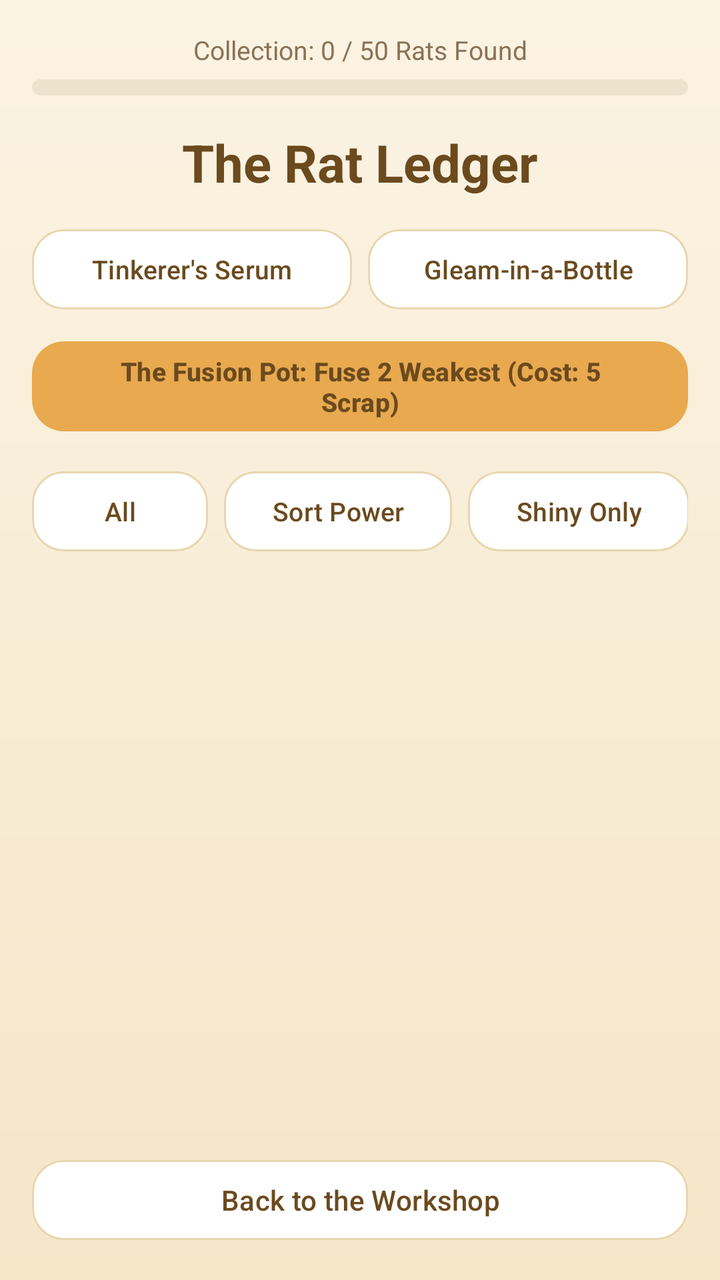
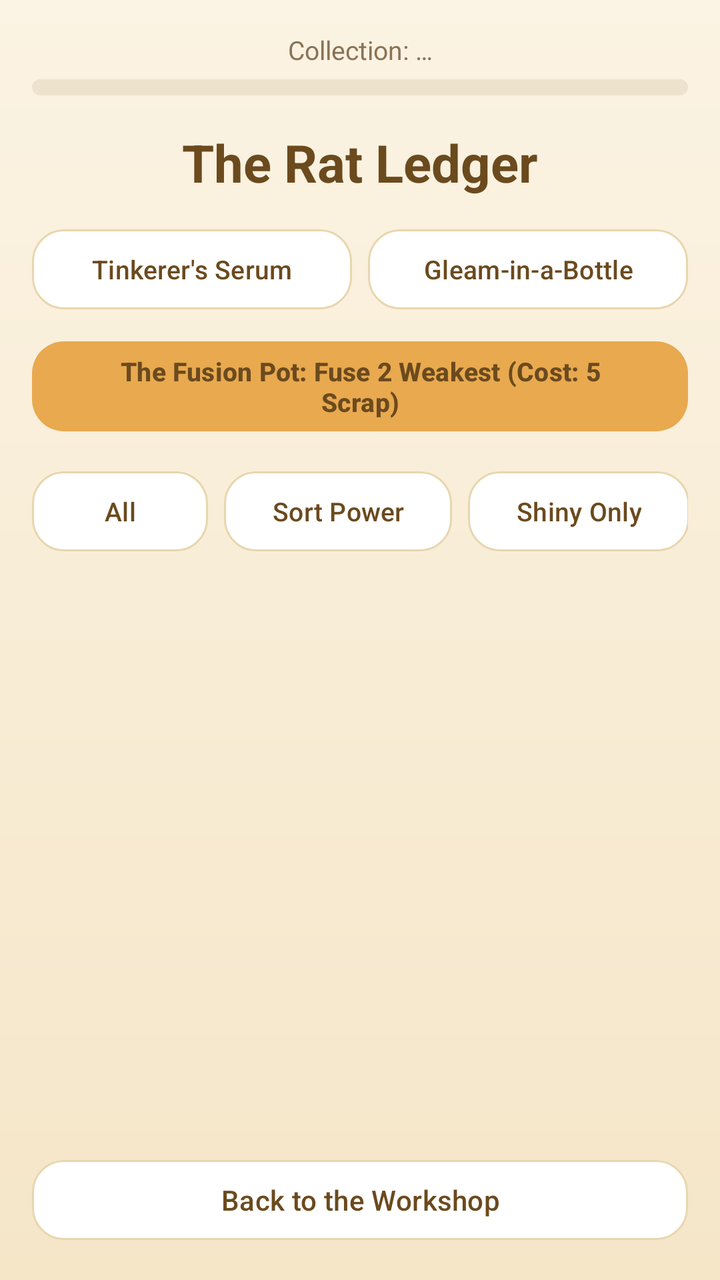

An Android layout rendered at two revisions. The XML below is the earlier revision; the diff shows what the commit changed to produce the second picture.
<!-- AndroidManifest.xml: application theme Theme.RatKingRecon -->
<!-- res/layout/activity_gallery.xml -->
<?xml version="1.0" encoding="utf-8"?>
<LinearLayout xmlns:android="http://schemas.android.com/apk/res/android"
    xmlns:app="http://schemas.android.com/apk/res-auto"
    android:layout_width="match_parent"
    android:layout_height="match_parent"
    android:orientation="vertical"
    android:background="@drawable/bg_app_gradient"
    android:fitsSystemWindows="true">

    <LinearLayout
        android:layout_width="match_parent"
        android:layout_height="wrap_content"
        android:orientation="vertical"
        android:padding="16dp">

        <TextView
            android:id="@+id/collectionText"
            android:layout_width="match_parent"
            android:layout_height="wrap_content"
            android:text="@string/collection_default_text"
            android:textColor="@color/text_muted"
            android:textAlignment="center"
            android:textSize="13sp"
            android:layout_marginBottom="6dp" />

        <ProgressBar
            android:id="@+id/collectionProgress"
            style="?android:attr/progressBarStyleHorizontal"
            android:layout_width="match_parent"
            android:layout_height="8dp"
            android:progressDrawable="@drawable/progress_amber"
            android:max="50"
            android:progress="0" />

    </LinearLayout>

    <TextView
        android:layout_width="match_parent"
        android:layout_height="wrap_content"
        android:text="@string/workshop_title"
        android:textColor="@color/text_primary"
        android:textSize="26sp"
        android:textStyle="bold"
        android:textAlignment="center"
        android:layout_marginHorizontal="16dp"
        android:layout_marginBottom="12dp" />

    <LinearLayout
        android:layout_width="match_parent"
        android:layout_height="wrap_content"
        android:orientation="horizontal"
        android:layout_marginHorizontal="16dp"
        android:layout_marginBottom="8dp">

        <com.google.android.material.button.MaterialButton
            android:id="@+id/mutagenButton"
            android:layout_width="0dp"
            android:layout_height="wrap_content"
            android:layout_weight="1"
            android:text="@string/btn_mutagen"
            android:textAllCaps="false"
            android:textSize="13sp"
            android:textColor="@color/text_primary"
            app:backgroundTint="@color/card_white"
            app:strokeColor="@color/card_border"
            app:strokeWidth="1dp"
            app:cornerRadius="16dp"
            android:layout_marginEnd="8dp" />

        <com.google.android.material.button.MaterialButton
            android:id="@+id/shinyButton"
            android:layout_width="0dp"
            android:layout_height="wrap_content"
            android:layout_weight="1"
            android:text="@string/btn_shiny_polish"
            android:textAllCaps="false"
            android:textSize="13sp"
            android:textColor="@color/text_primary"
            app:backgroundTint="@color/card_white"
            app:strokeColor="@color/card_border"
            app:strokeWidth="1dp"
            app:cornerRadius="16dp" />
    </LinearLayout>

    <com.google.android.material.button.MaterialButton
        android:id="@+id/spliceButton"
        android:layout_width="match_parent"
        android:layout_height="wrap_content"
        android:layout_marginHorizontal="16dp"
        android:layout_marginBottom="12dp"
        android:text="@string/splicing_vat_text"
        android:textAllCaps="false"
        android:textSize="13sp"
        android:textStyle="bold"
        android:textColor="@color/text_primary"
        app:backgroundTint="@color/amber"
        app:cornerRadius="16dp" />

    
    <HorizontalScrollView
        android:layout_width="match_parent"
        android:layout_height="wrap_content"
        android:scrollbars="none"
        android:paddingHorizontal="16dp"
        android:layout_marginBottom="8dp">

        <LinearLayout
            android:layout_width="wrap_content"
            android:layout_height="wrap_content"
            android:orientation="horizontal">

            <com.google.android.material.button.MaterialButton
                android:id="@+id/btnAll"
                android:layout_width="wrap_content"
                android:layout_height="wrap_content"
                android:text="@string/btn_all"
                android:textAllCaps="false"
                android:textSize="13sp"
                android:textColor="@color/text_primary"
                app:backgroundTint="@color/card_white"
                app:strokeColor="@color/card_border"
                app:strokeWidth="1dp"
                app:cornerRadius="16dp"
                android:layout_marginEnd="8dp" />

            <com.google.android.material.button.MaterialButton
                android:id="@+id/btnPower"
                android:layout_width="wrap_content"
                android:layout_height="wrap_content"
                android:text="@string/btn_power"
                android:textAllCaps="false"
                android:textSize="13sp"
                android:textColor="@color/text_primary"
                app:backgroundTint="@color/card_white"
                app:strokeColor="@color/card_border"
                app:strokeWidth="1dp"
                app:cornerRadius="16dp"
                android:layout_marginEnd="8dp" />

            <com.google.android.material.button.MaterialButton
                android:id="@+id/btnShiny"
                android:layout_width="wrap_content"
                android:layout_height="wrap_content"
                android:text="@string/btn_shiny"
                android:textAllCaps="false"
                android:textSize="13sp"
                android:textColor="@color/text_primary"
                app:backgroundTint="@color/card_white"
                app:strokeColor="@color/card_border"
                app:strokeWidth="1dp"
                app:cornerRadius="16dp" />
        </LinearLayout>
    </HorizontalScrollView>

    <ScrollView
        android:layout_width="match_parent"
        android:layout_height="0dp"
        android:layout_weight="1">

        <GridLayout
            android:id="@+id/petGrid"
            android:layout_width="match_parent"
            android:layout_height="wrap_content"
            android:columnCount="3"
            android:alignmentMode="alignBounds"
            android:useDefaultMargins="true"
            android:layout_gravity="center_horizontal" />
    </ScrollView>

    <com.google.android.material.button.MaterialButton
        android:id="@+id/returnToBaseButton"
        android:layout_width="match_parent"
        android:layout_height="wrap_content"
        android:layout_margin="16dp"
        android:text="@string/btn_back_to_workshop"
        android:textAllCaps="false"
        android:textColor="@color/text_primary"
        app:backgroundTint="@color/card_white"
        app:strokeColor="@color/card_border"
        app:strokeWidth="1dp"
        app:cornerRadius="16dp" />
</LinearLayout>
<!-- resources referenced by this layout -->
<resources>
  <color name="amber">#E8A94F</color>
  <color name="card_border">#E8D6AE</color>
  <color name="card_white">#FFFFFF</color>
  <color name="text_muted">#8A7255</color>
  <color name="text_primary">#6B4A1E</color>
  <!-- drawable bg_app_gradient (drawable) -->
  <?xml version="1.0" encoding="utf-8"?>
  <shape xmlns:android="http://schemas.android.com/apk/res/android"
      android:shape="rectangle">
      <gradient
          android:angle="270"
          android:startColor="@color/cream"
          android:endColor="@color/tan"
          android:type="linear" />
  </shape>
  <!-- drawable progress_amber (drawable) -->
  <?xml version="1.0" encoding="utf-8"?>
  <layer-list xmlns:android="http://schemas.android.com/apk/res/android">
      <item android:id="@android:id/background">
          <shape android:shape="rectangle">
              <solid android:color="@color/disabled_fill" />
              <corners android:radius="8dp" />
          </shape>
      </item>
      <item android:id="@android:id/progress">
          <clip>
              <shape android:shape="rectangle">
                  <solid android:color="@color/amber" />
                  <corners android:radius="8dp" />
              </shape>
          </clip>
      </item>
  </layer-list>
  <string name="btn_all">All</string>
  <string name="btn_back_to_workshop">Back to the Workshop</string>
  <string name="btn_mutagen">Tinkerer\'s Serum</string>
  <string name="btn_power">Sort Power</string>
  <string name="btn_shiny">Shiny Only</string>
  <string name="btn_shiny_polish">Gleam-in-a-Bottle</string>
  <string name="collection_default_text">Collection: 0 / 50 Rats Found</string>
  <string name="splicing_vat_text">The Fusion Pot: Fuse 2 Weakest (Cost: 5 Scrap)</string>
  <string name="workshop_title">The Rat Ledger</string>
  <style name="Theme.RatKingRecon" parent="Base.Theme.RatKingRecon" />
  <color name="cream">#FBF3E3</color>
  <color name="tan">#F5E6C8</color>
  <color name="disabled_fill">#EDE2CC</color>
  <style name="Base.Theme.RatKingRecon" parent="Theme.Material3.Light.NoActionBar">
          <item name="colorPrimary">@color/amber</item>
          <item name="colorOnPrimary">@color/text_primary</item>
          <item name="colorSurface">@color/cream</item>
          <item name="colorOnSurface">@color/text_primary</item>
          <item name="android:colorBackground">@color/cream</item>
          <item name="android:statusBarColor">@color/cream</item>
          <item name="android:windowLightStatusBar">true</item>
          <item name="android:navigationBarColor">@color/tan</item>
          <item name="android:windowLightNavigationBar">true</item>
      </style>
</resources>

<!-- the commit's change to res/layout/activity_gallery.xml (unified diff, before → after) -->
@@ -29,7 +29,6 @@
             android:layout_width="match_parent"
             android:layout_height="8dp"
             android:progressDrawable="@drawable/progress_amber"
-            android:max="50"
             android:progress="0" />
 
     </LinearLayout>
<!-- resource entries referenced after the edit -->
@@ -39,7 +39,7 @@
   <string name="btn_power">Sort Power</string>
   <string name="btn_shiny">Shiny Only</string>
   <string name="btn_shiny_polish">Gleam-in-a-Bottle</string>
-  <string name="collection_default_text">Collection: 0 / 50 Rats Found</string>
+  <string name="collection_default_text">Collection: …</string>
   <string name="splicing_vat_text">The Fusion Pot: Fuse 2 Weakest (Cost: 5 Scrap)</string>
   <string name="workshop_title">The Rat Ledger</string>
   <style name="Theme.RatKingRecon" parent="Base.Theme.RatKingRecon" />
